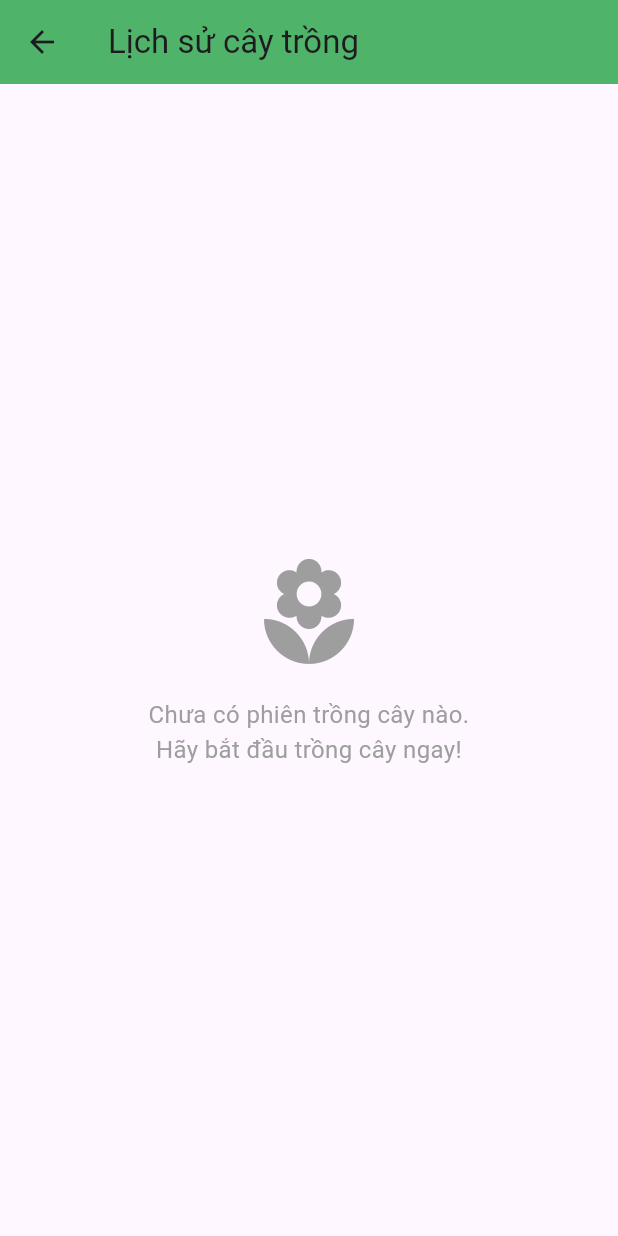
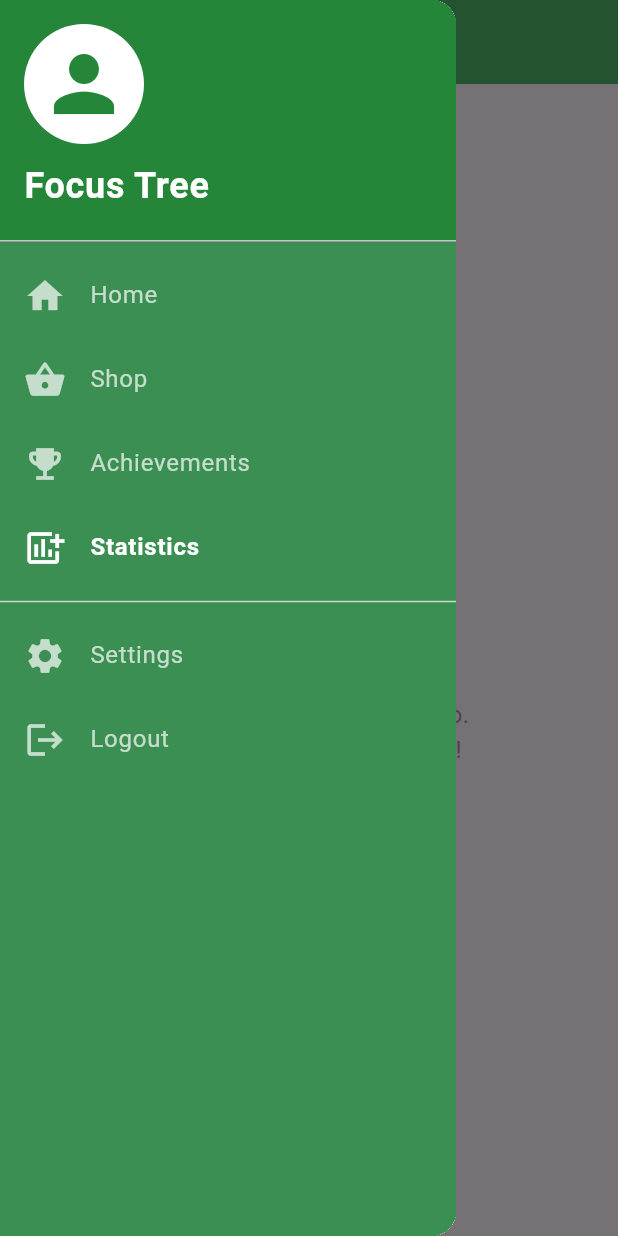
Before and after one commit to monmoonluna/forest-focus-app, a Flutter app: the StatisticsScreen screen opened directly, with the side drawer open (before the commit the screen has no drawer), on a phone screen of 412 x 824 dp. Run offline on Flutter 3.47's test engine with Material 3 defaults, Android fonts, the light colour scheme and no system bars; our stand-ins replace audioplayers, cloud_firestore, firebase_auth, firebase_core, fl_chart, permission_handler; missing offline and left inert: android_intent_plus, flutter_overlay_window; accounts and stored records are empty; statements that could not run were skipped.

Commit message:
fix(UI): manager menu and login

```diff
--- a/lib/screens/drawer_menu.dart
+++ b/lib/screens/drawer_menu.dart
@@ -68,6 +68,13 @@ class AppDrawer extends StatelessWidget {
               route: '/achievements',
               isSelected: currentRoute == '/achievements',
             ),
+            _buildDrawerItem(
+              context: context,
+              icon: Icons.add_chart,
+              text: 'Statistics',
+              route: '/statistics',
+              isSelected: currentRoute == '/statistics',
+            ),
             const Divider(color: Colors.white70),
             _buildDrawerItem(
               context: context,
--- a/lib/screens/statistics_screen.dart
+++ b/lib/screens/statistics_screen.dart
@@ -1,8 +1,11 @@
 import 'package:flutter/material.dart';
 import 'package:fl_chart/fl_chart.dart';
-import '../services/planting_session_service.dart';
+import 'package:focus_app/services/planting_session_service.dart';
 import 'package:intl/intl.dart';
 import 'package:cloud_firestore/cloud_firestore.dart';
+import 'package:provider/provider.dart';
+import 'package:focus_app/services/user_provider.dart';
+import 'package:focus_app/screens/drawer_menu.dart';
 
 class StatisticsScreen extends StatefulWidget {
   const StatisticsScreen({super.key});
@@ -21,6 +24,7 @@ class _StatisticsScreenState extends State<StatisticsScreen> {
   int totalPoints = 0;
   bool isLoading = true;
   String? error;
+  final GlobalKey<ScaffoldState> _scaffoldKey = GlobalKey<ScaffoldState>();
 
   @override
   void initState() {
@@ -88,22 +92,27 @@ class _StatisticsScreenState extends State<StatisticsScreen> {
 
   @override
   Widget build(BuildContext context) {
+    final String currentRoute = ModalRoute.of(context)?.settings.name ?? '/statistics';
     if (isLoading) {
-      return const Scaffold(
-        body: Center(child: CircularProgressIndicator()),
+      return Scaffold(
+        key: _scaffoldKey,
+        drawer: AppDrawer(currentRoute: currentRoute, coins: Provider.of<UserProvider>(context).coins),
+        body: const Center(child: CircularProgressIndicator()),
       );
     }
 
     if (error != null) {
       return Scaffold(
+        key: _scaffoldKey,
         appBar: AppBar(
           title: const Text('Lịch sử cây trồng'),
           leading: IconButton(
-            icon: const Icon(Icons.arrow_back),
-            onPressed: () => Navigator.pop(context),
+            icon: const Icon(Icons.menu),
+            onPressed: () => _scaffoldKey.currentState?.openDrawer(),
           ),
           backgroundColor: const Color(0xFF50B36A),
         ),
+        drawer: AppDrawer(currentRoute: currentRoute, coins: Provider.of<UserProvider>(context).coins),
         body: Center(
           child: Column(
             mainAxisAlignment: MainAxisAlignment.center,
@@ -123,14 +132,16 @@ class _StatisticsScreenState extends State<StatisticsScreen> {
 
     if (sessions.isEmpty) {
       return Scaffold(
+        key: _scaffoldKey,
         appBar: AppBar(
           title: const Text('Lịch sử cây trồng'),
           leading: IconButton(
-            icon: const Icon(Icons.arrow_back),
-            onPressed: () => Navigator.pop(context),
+            icon: const Icon(Icons.menu),
+            onPressed: () => _scaffoldKey.currentState?.openDrawer(),
           ),
           backgroundColor: const Color(0xFF50B36A),
         ),
+        drawer: AppDrawer(currentRoute: currentRoute, coins: Provider.of<UserProvider>(context).coins),
         body: const Center(
           child: Column(
             mainAxisAlignment: MainAxisAlignment.center,
@@ -149,14 +160,16 @@ class _StatisticsScreenState extends State<StatisticsScreen> {
     }
 
     return Scaffold(
+      key: _scaffoldKey,
       appBar: AppBar(
         title: const Text('Lịch sử cây trồng'),
         leading: IconButton(
-          icon: const Icon(Icons.arrow_back),
-          onPressed: () => Navigator.pop(context),
+          icon: const Icon(Icons.menu),
+          onPressed: () => _scaffoldKey.currentState?.openDrawer(),
         ),
         backgroundColor: const Color(0xFF50B36A),
       ),
+      drawer: AppDrawer(currentRoute: currentRoute, coins: Provider.of<UserProvider>(context).coins),
       body: SingleChildScrollView(
         child: Column(
           children: [
```
Also changed, not shown: 1 other file.
